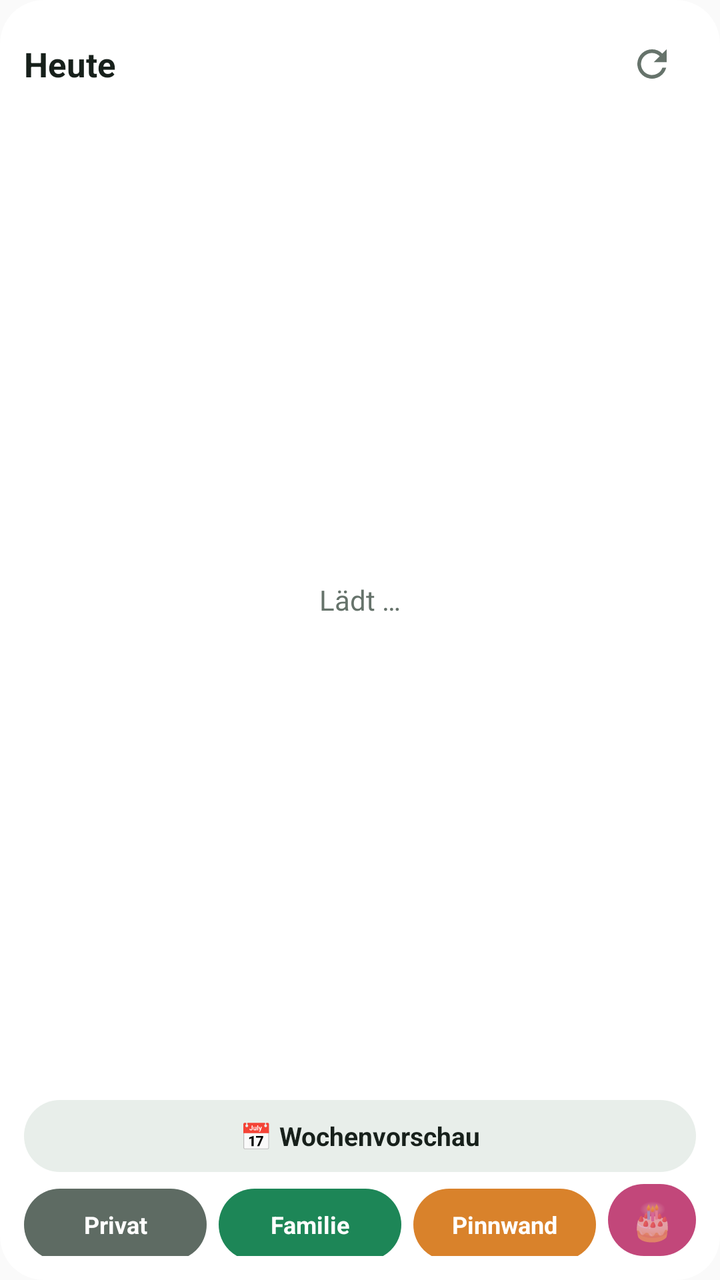
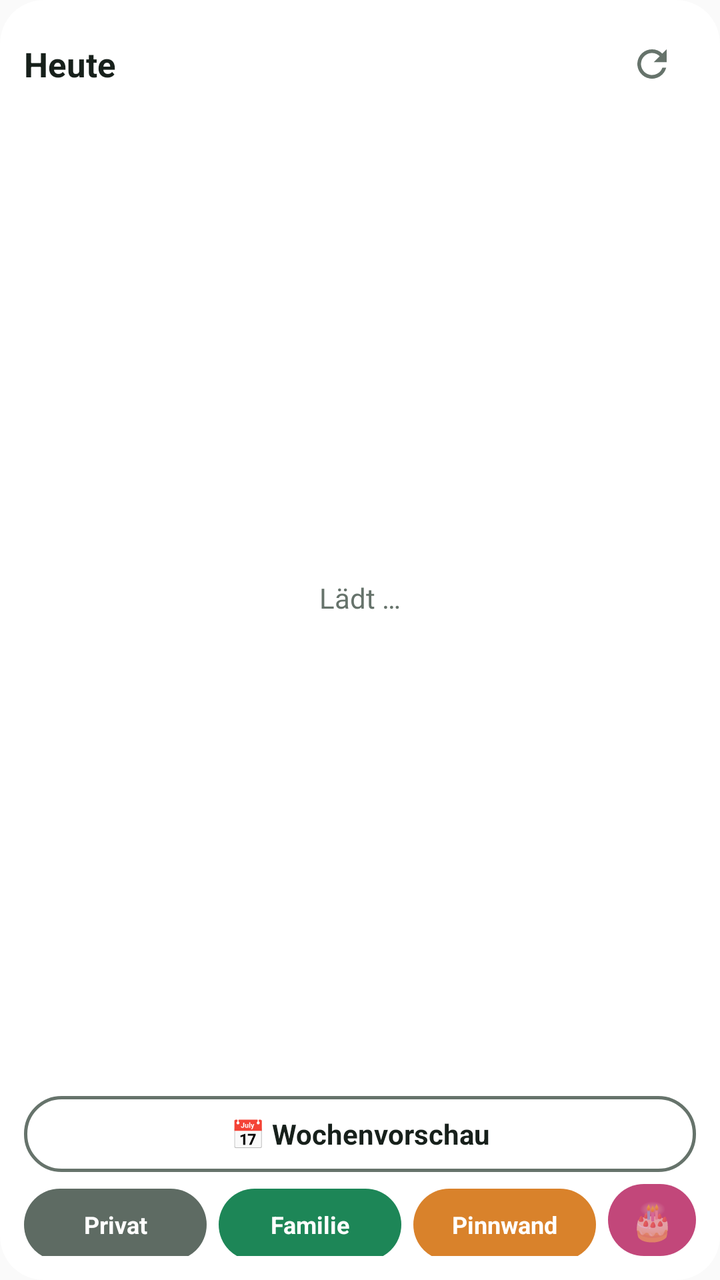

Before-and-after screenshots of an Android layout around one commit, followed by the original layout XML and the change that was made.
<!-- AndroidManifest.xml: application theme AppTheme -->
<!-- res/layout/widget.xml -->
<?xml version="1.0" encoding="utf-8"?>
<LinearLayout xmlns:android="http://schemas.android.com/apk/res/android"
    android:id="@+id/root"
    android:layout_width="match_parent"
    android:layout_height="match_parent"
    android:orientation="vertical"
    android:background="@drawable/bg"
    android:padding="12dp">

    <LinearLayout
        android:id="@+id/head"
        android:layout_width="match_parent"
        android:layout_height="wrap_content"
        android:gravity="center_vertical"
        android:orientation="horizontal">

        <TextView
            android:layout_width="wrap_content"
            android:layout_height="wrap_content"
            android:text="Heute"
            android:textColor="@color/fg"
            android:textSize="17sp"
            android:textStyle="bold" />

        <TextView
            android:id="@+id/date"
            android:layout_width="0dp"
            android:layout_height="wrap_content"
            android:layout_weight="1"
            android:paddingStart="8dp"
            android:textColor="@color/muted"
            android:textSize="14sp" />

        <LinearLayout
            android:id="@+id/bdnav"
            android:layout_width="wrap_content"
            android:layout_height="wrap_content"
            android:gravity="center_vertical"
            android:orientation="horizontal"
            android:visibility="gone">

            <TextView
                android:id="@+id/bdprev"
                android:layout_width="36dp"
                android:layout_height="36dp"
                android:gravity="center"
                android:text="‹"
                android:textColor="@color/fg"
                android:textSize="24sp"
                android:textStyle="bold" />

            <TextView
                android:id="@+id/bdpage"
                android:layout_width="wrap_content"
                android:layout_height="wrap_content"
                android:textColor="@color/fg"
                android:textSize="13sp" />

            <TextView
                android:id="@+id/bdnext"
                android:layout_width="36dp"
                android:layout_height="36dp"
                android:gravity="center"
                android:text="›"
                android:textColor="@color/fg"
                android:textSize="24sp"
                android:textStyle="bold" />
        </LinearLayout>

        <TextView
            android:id="@+id/stamp"
            android:layout_width="wrap_content"
            android:layout_height="wrap_content"
            android:textColor="@color/muted"
            android:textSize="11sp" />

        <ImageButton
            android:id="@+id/refresh"
            android:layout_width="44dp"
            android:layout_height="40dp"
            android:background="@android:color/transparent"
            android:contentDescription="Aktualisieren"
            android:src="@drawable/ic_refresh" />
    </LinearLayout>

    <FrameLayout
        android:layout_width="match_parent"
        android:layout_height="0dp"
        android:layout_weight="1"
        android:layout_marginTop="4dp">

        <ListView
            android:id="@+id/list"
            android:layout_width="match_parent"
            android:layout_height="match_parent"
            android:divider="@null"
            android:dividerHeight="0dp" />

        <TextView
            android:id="@+id/empty"
            android:layout_width="match_parent"
            android:layout_height="match_parent"
            android:gravity="center"
            android:text="Lädt …"
            android:textColor="@color/muted"
            android:textSize="14sp" />
    </FrameLayout>

    
    <LinearLayout
        android:id="@+id/weekbar"
        android:layout_width="match_parent"
        android:layout_height="36dp"
        android:layout_marginTop="6dp"
        android:background="@drawable/bar_off"
        android:gravity="center_vertical"
        android:orientation="horizontal">

        <TextView
            android:id="@+id/weekprev"
            android:layout_width="44dp"
            android:layout_height="match_parent"
            android:gravity="center"
            android:text="‹"
            android:textColor="@color/fg"
            android:textSize="24sp"
            android:textStyle="bold"
            android:visibility="invisible" />

        <TextView
            android:id="@+id/weeklabel"
            android:layout_width="0dp"
            android:layout_height="match_parent"
            android:layout_weight="1"
            android:gravity="center"
            android:maxLines="1"
            android:text="📅 Wochenvorschau"
            android:textColor="@color/fg"
            android:textSize="13sp"
            android:textStyle="bold" />

        <TextView
            android:id="@+id/weeknext"
            android:layout_width="44dp"
            android:layout_height="match_parent"
            android:gravity="center"
            android:text="›"
            android:textColor="@color/fg"
            android:textSize="24sp"
            android:textStyle="bold"
            android:visibility="invisible" />
    </LinearLayout>

    
    <LinearLayout
        android:id="@+id/quick"
        android:layout_width="match_parent"
        android:layout_height="wrap_content"
        android:layout_marginTop="6dp"
        android:orientation="horizontal">

        <TextView
            android:id="@+id/q_private"
            android:layout_width="0dp"
            android:layout_height="36dp"
            android:layout_weight="1"
            android:layout_marginStart="0dp"
            android:background="@drawable/btn_private"
            android:gravity="center"
            android:text="Privat"
            android:maxLines="1"
            android:textColor="#FFFFFF"
            android:textSize="12sp"
            android:textStyle="bold" />

        <TextView
            android:id="@+id/q_family"
            android:layout_width="0dp"
            android:layout_height="36dp"
            android:layout_weight="1"
            android:layout_marginStart="6dp"
            android:background="@drawable/btn_family"
            android:gravity="center"
            android:text="Familie"
            android:maxLines="1"
            android:textColor="#FFFFFF"
            android:textSize="12sp"
            android:textStyle="bold" />

        <TextView
            android:id="@+id/q_board"
            android:layout_width="0dp"
            android:layout_height="36dp"
            android:layout_weight="1"
            android:layout_marginStart="6dp"
            android:background="@drawable/btn_board"
            android:gravity="center"
            android:text="Pinnwand"
            android:maxLines="1"
            android:textColor="#FFFFFF"
            android:textSize="12sp"
            android:textStyle="bold" />

        <TextView
            android:id="@+id/q_bdays"
            android:layout_width="44dp"
            android:layout_height="36dp"
            android:layout_marginStart="6dp"
            android:background="@drawable/btn_bdays"
            android:contentDescription="Geburtstage"
            android:gravity="center"
            android:text="🎂"
            android:textSize="18sp" />
    </LinearLayout>
</LinearLayout>
<!-- resources referenced by this layout -->
<resources>
  <color name="fg">#17201B</color>
  <color name="muted">#66736B</color>
  <!-- drawable bar_off (drawable) -->
  <?xml version="1.0" encoding="utf-8"?>
  <shape xmlns:android="http://schemas.android.com/apk/res/android" android:shape="rectangle">
      <solid android:color="#E8EEEA" />
      <corners android:radius="18dp" />
  </shape>
  <!-- drawable bg (drawable) -->
  <?xml version="1.0" encoding="utf-8"?>
  <shape xmlns:android="http://schemas.android.com/apk/res/android" android:shape="rectangle">
      <solid android:color="@color/bg" />
      <corners android:radius="22dp" />
  </shape>
  <!-- drawable btn_bdays (drawable) -->
  <?xml version="1.0" encoding="utf-8"?>
  <shape xmlns:android="http://schemas.android.com/apk/res/android" android:shape="rectangle">
      <solid android:color="#C2477A" />
      <corners android:radius="18dp" />
  </shape>
  <!-- drawable btn_board (drawable) -->
  <?xml version="1.0" encoding="utf-8"?>
  <shape xmlns:android="http://schemas.android.com/apk/res/android" android:shape="rectangle">
      <solid android:color="#D9822B" />
      <corners android:radius="18dp" />
  </shape>
  <!-- drawable btn_family (drawable) -->
  <?xml version="1.0" encoding="utf-8"?>
  <shape xmlns:android="http://schemas.android.com/apk/res/android" android:shape="rectangle">
      <solid android:color="#1D8657" />
      <corners android:radius="18dp" />
  </shape>
  <!-- drawable btn_private (drawable) -->
  <?xml version="1.0" encoding="utf-8"?>
  <shape xmlns:android="http://schemas.android.com/apk/res/android" android:shape="rectangle">
      <solid android:color="#5E6B63" />
      <corners android:radius="18dp" />
  </shape>
  <!-- drawable ic_refresh (drawable) -->
  <vector xmlns:android="http://schemas.android.com/apk/res/android"
      android:width="22dp" android:height="22dp" android:viewportWidth="24" android:viewportHeight="24">
      <path android:fillColor="@color/muted"
          android:pathData="M17.65,6.35A7.96,7.96 0,0 0,12 4a8,8 0,1 0,7.75 10h-2.08A6,6 0,1 1,12 6c1.66,0 3.14,0.69 4.22,1.78L13,11h7V4l-2.35,2.35z" />
  </vector>
  <style name="AppTheme" parent="android:Theme.Material.Light.NoActionBar">
          <item name="android:colorAccent">@color/accent</item>
      </style>
  <color name="bg">#F2FFFFFF</color>
  <color name="accent">#1D8657</color>
</resources>

<!-- the commit's change to res/layout/widget.xml (unified diff, before → after) -->
@@ -110,7 +110,7 @@
     <LinearLayout
         android:id="@+id/weekbar"
         android:layout_width="match_parent"
-        android:layout_height="36dp"
+        android:layout_height="38dp"
         android:layout_marginTop="6dp"
         android:background="@drawable/bar_off"
         android:gravity="center_vertical"
@@ -123,8 +123,9 @@
             android:gravity="center"
             android:text="‹"
             android:textColor="@color/fg"
-            android:textSize="24sp"
+            android:textSize="28sp"
             android:textStyle="bold"
+            android:includeFontPadding="false"
             android:visibility="invisible" />
 
         <TextView
@@ -136,7 +137,7 @@
             android:maxLines="1"
             android:text="📅 Wochenvorschau"
             android:textColor="@color/fg"
-            android:textSize="13sp"
+            android:textSize="14sp"
             android:textStyle="bold" />
 
         <TextView
@@ -146,8 +147,9 @@
             android:gravity="center"
             android:text="›"
             android:textColor="@color/fg"
-            android:textSize="24sp"
+            android:textSize="28sp"
             android:textStyle="bold"
+            android:includeFontPadding="false"
             android:visibility="invisible" />
     </LinearLayout>
 
<!-- resource entries referenced after the edit -->
@@ -5,7 +5,8 @@
   <!-- drawable bar_off (drawable) -->
   <?xml version="1.0" encoding="utf-8"?>
   <shape xmlns:android="http://schemas.android.com/apk/res/android" android:shape="rectangle">
-      <solid android:color="#E8EEEA" />
+      <solid android:color="#00000000" />
+      <stroke android:width="1.5dp" android:color="@color/muted" />
       <corners android:radius="18dp" />
   </shape>
   <!-- drawable bg (drawable) -->
